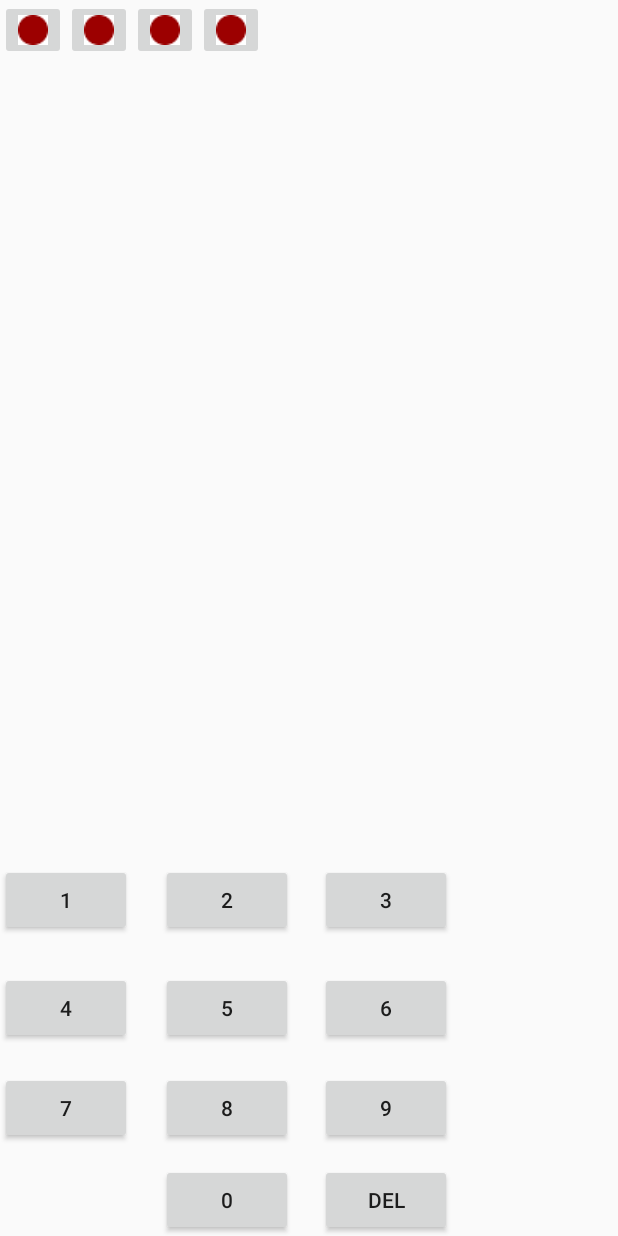
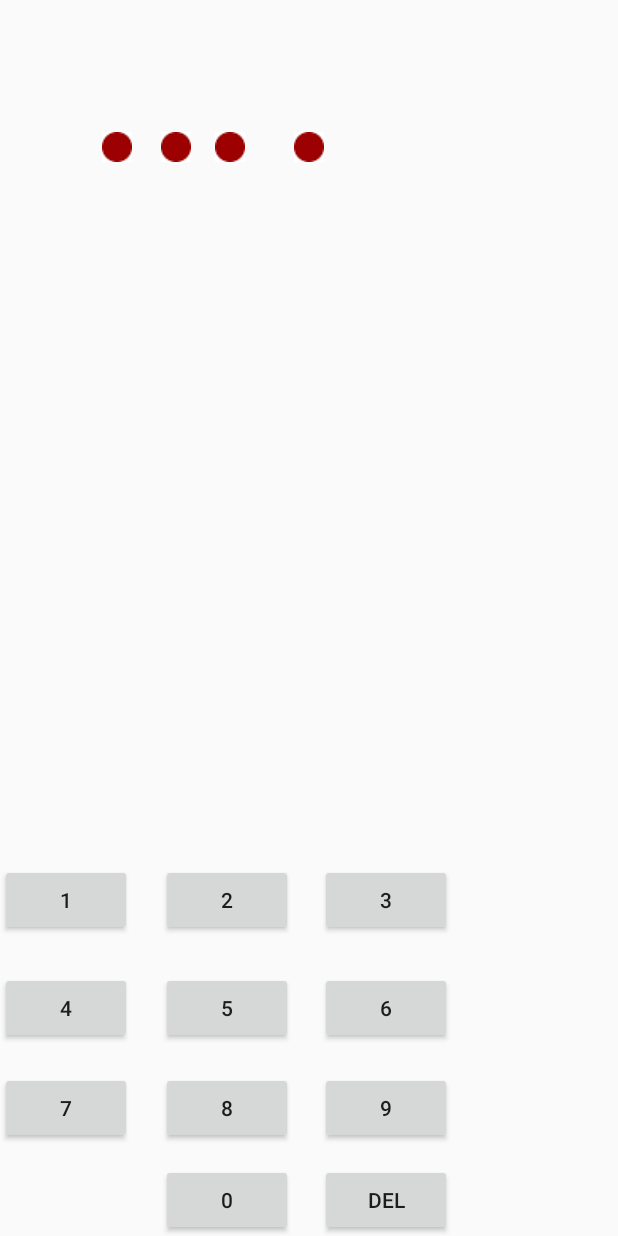
Before and after one commit to kaewkp/Project_Diary, an Android app: the Login screen opened directly, with no data from a screen before it, on a phone screen of 412 x 824 dp. Run offline under Robolectric (Android 15) with nearby library versions, the phone set to English and light mode, and no system bars.

Commit message:
- Add ImageView - Customize code for better performance

```diff
--- a/app/src/main/java/com/example/kaew_pc/diary_project/Login.java
+++ b/app/src/main/java/com/example/kaew_pc/diary_project/Login.java
@@ -1,6 +1,7 @@
 package com.example.kaew_pc.diary_project;
 
 import android.content.Intent;
+import android.media.Image;
 import android.os.Bundle;
 import android.support.v7.app.AppCompatActivity;
 import android.util.Log;
@@ -8,6 +9,8 @@ import android.view.View;
 import android.widget.Button;
 import android.widget.EditText;
 import android.widget.ImageButton;
+import android.widget.ImageView;
+import android.widget.Switch;
 import android.widget.Toast;
 
 import com.example.kaew_pc.diary_project.Database.DBHelper;
@@ -18,13 +21,11 @@ import com.example.kaew_pc.diary_project.Database.DBHelper;
 
 public class Login extends AppCompatActivity {
 
-    private Button submit;
-//    private EditText pass;
     private DBHelper db;
 
-    private ImageButton b1,b2,b3,b4;
+    private ImageView[] imageSet;
     private Button n1,n2,n3,n4,n5,n6,n7,n8,n9,n0,del;
-    private String pass = "";
+    private String inputPass = "", realPass;
     private int count = 0;
 
     @Override
@@ -34,165 +35,31 @@ public class Login extends AppCompatActivity {
 
         init();
 
-//        submit.setOnClickListener(new View.OnClickListener() {
-//            @Override
-//            public void onClick(View v) {
-//
-////                if(pass.getText().toString().equalsIgnoreCase(db.getPassword())) {
-////                    Intent intent = new Intent(Login.this, main.class);
-////                    startActivity(intent);
-////                    finish();
-////                }
-////                else{
-////                    Toast.makeText(Login.this, "Incorect Password", Toast.LENGTH_LONG).show();
-////                }
-//            }
-//        });
     }
 
     private void init() {
-        db = new DBHelper(this);
-//        submit = (Button) findViewById(R.id.submit);
-//        pass = (EditText) findViewById(R.id.password);
+        db = DBHelper.getInstance(this);
+        realPass = db.getPassword();
+        db.close();
 
-        b1 = (ImageButton) findViewById(R.id.b1);
-        b2 = (ImageButton) findViewById(R.id.b2);
-        b3 = (ImageButton) findViewById(R.id.b3);
-        b4 = (ImageButton) findViewById(R.id.b4);
+        imageSet = new ImageView[]{ (ImageView)findViewById(R.id.i1), (ImageView) findViewById(R.id.i2), (ImageView) findViewById(R.id.i3), (ImageView) findViewById(R.id.i4) };
 
-        n0 = (Button) findViewById(R.id.n0);
-        n1 = (Button) findViewById(R.id.n1);
-        n2 = (Button) findViewById(R.id.n2);
-        n3 = (Button) findViewById(R.id.n3);
-        n4 = (Button) findViewById(R.id.n4);
-        n5 = (Button) findViewById(R.id.n5);
-        n6 = (Button) findViewById(R.id.n6);
-        n7 = (Button) findViewById(R.id.n7);
-        n8 = (Button) findViewById(R.id.n8);
-        n9 = (Button) findViewById(R.id.n9);
-        del = (Button) findViewById(R.id.del);
+        findViewById(R.id.n0).setOnClickListener(click);
+        findViewById(R.id.n1).setOnClickListener(click);
+        findViewById(R.id.n2).setOnClickListener(click);
+        findViewById(R.id.n3).setOnClickListener(click);
+        findViewById(R.id.n4).setOnClickListener(click);
+        findViewById(R.id.n5).setOnClickListener(click);
+        findViewById(R.id.n6).setOnClickListener(click);
+        findViewById(R.id.n7).setOnClickListener(click);
+        findViewById(R.id.n8).setOnClickListener(click);
+        findViewById(R.id.n9).setOnClickListener(click);
 
-        changeImg();
-        buttonClick();
-    }
-
-    private void buttonClick() {
-        n0.setOnClickListener(new View.OnClickListener() {
-            @Override
-            public void onClick(View view) {
-                if(count<4) {
-                    pass = pass + "0";
-                    count++;
-                    changeImg();
-                }
-                checkPass();
-            }
-        });
-
-        n1.setOnClickListener(new View.OnClickListener() {
-            @Override
-            public void onClick(View view) {
-                if(count<4) {
-                    pass = pass + "1";
-                    count++;
-                    changeImg();
-                }checkPass();
-            }
-        });
-
-        n2.setOnClickListener(new View.OnClickListener() {
-            @Override
-            public void onClick(View view) {
-                if(count<4) {
-                    pass = pass + "2";
-                    count++;
-                    changeImg();
-                }checkPass();
-            }
-        });
-
-        n3.setOnClickListener(new View.OnClickListener() {
-            @Override
-            public void onClick(View view) {
-                if(count<4) {
-                    pass = pass + "3";
-                    count++;
-                    changeImg();
-                }checkPass();
-            }
-        });
-
-        n4.setOnClickListener(new View.OnClickListener() {
-            @Override
-            public void onClick(View view) {
-                if(count<4) {
-                    pass = pass + "4";
-                    count++;
-                    changeImg();
-                }checkPass();
-            }
-        });
-
-        n5.setOnClickListener(new View.OnClickListener() {
-            @Override
-            public void onClick(View view) {
-                if(count<4) {
-                    pass = pass + "5";
-                    count++;
-                    changeImg();
-                }checkPass();
-            }
-        });
-
-        n6.setOnClickListener(new View.OnClickListener() {
-            @Override
-            public void onClick(View view) {
-                if(count<4) {
-                    pass = pass + "6";
-                    count++;
-                    changeImg();
-                }checkPass();
-            }
-        });
-
-        n7.setOnClickListener(new View.OnClickListener() {
-            @Override
-            public void onClick(View view) {
-                if(count<4) {
-                    pass = pass + "7";
-                    count++;
-                    changeImg();
-                }checkPass();
-            }
-        });
-
-        n8.setOnClickListener(new View.OnClickListener() {
-            @Override
-            public void onClick(View view) {
-                if(count<4) {
-                    pass = pass + "8";
-                    count++;
-                    changeImg();
-                }checkPass();
-            }
-        });
-
-        n9.setOnClickListener(new View.OnClickListener() {
-            @Override
-            public void onClick(View view) {
-                if(count<4) {
-                    pass = pass + "9";
-                    count++;
-                    changeImg();
-                }checkPass();
-            }
-        });
-
-        del.setOnClickListener(new View.OnClickListener() {
+        findViewById(R.id.del).setOnClickListener(new View.OnClickListener() {
             @Override
             public void onClick(View view) {
                 if(count > 0) {
-                    pass = pass.substring(0, pass.length() - 1);
+                    inputPass = inputPass.substring(0, inputPass.length() - 1);
                     count--;
                 }
                 changeImg();
@@ -201,45 +68,57 @@ public class Login extends AppCompatActivity {
     }
 
     private void checkPass(){
-        if(count == 4){
-            if(pass.equalsIgnoreCase(db.getPassword())) {
-                Intent intent = new Intent(Login.this, main.class);
-                startActivity(intent);
-                finish();
-            }
-            else{
-                Toast.makeText(Login.this, "Incorect Password : "+ pass , Toast.LENGTH_LONG).show();
-            }
+        if(inputPass.equalsIgnoreCase(realPass)) {
+            Intent intent = new Intent(Login.this, main.class);
+            startActivity(intent);
+            finish();
+        }
+        else{
+            Toast.makeText(Login.this, "Incorect Password" , Toast.LENGTH_SHORT).show();
+            setImage( new int[]{ R.drawable.red, R.drawable.red, R.drawable.red, R.drawable.red}, 0);
+            count = 0;
+            inputPass = "";
         }
     }
 
     private void changeImg(){
-        Log.e("Count : ", String.valueOf(count));
         switch (count) {
             case 0:
-                b1.setImageResource(R.drawable.red);
-                b2.setImageResource(R.drawable.red);
-                b3.setImageResource(R.drawable.red);
-                b4.setImageResource(R.drawable.red);
+                setImage( new int[]{ R.drawable.red, R.drawable.red, R.drawable.red, R.drawable.red}, 0);
                 break;
             case 1:
-                b1.setImageResource(R.drawable.yellow);
-                b2.setImageResource(R.drawable.red);
-                b3.setImageResource(R.drawable.red);
-                b4.setImageResource(R.drawable.red);
+                setImage( new int[]{ R.drawable.yellow, R.drawable.red, R.drawable.red, R.drawable.red}, 0);
                 break;
             case 2:
-                b2.setImageResource(R.drawable.yellow);
-                b3.setImageResource(R.drawable.red);
-                b4.setImageResource(R.drawable.red);
+                setImage( new int[]{ R.drawable.yellow, R.drawable.red, R.drawable.red }, 1);
                 break;
             case 3:
-                b3.setImageResource(R.drawable.yellow);
-                b4.setImageResource(R.drawable.red);
+                setImage( new int[]{ R.drawable.yellow, R.drawable.red }, 2);
                 break;
             case 4:
-                b4.setImageResource(R.drawable.yellow);
+                setImage( new int[]{ R.drawable.yellow }, 3);
                 break;
         }
     }
+
+    private void setImage(int[] rsc, int start){
+        for ( int i = start; i < imageSet.length; i++) {
+            imageSet[i].setImageResource(rsc[i - start]);
+        }
+    }
+
+    private View.OnClickListener click = new View.OnClickListener() {
+        @Override
+        public void onClick(View v) {
+            if(count < 4) {
+                inputPass = inputPass + ((Button) v).getText().toString();
+                count++;
+                changeImg();
+            }
+
+            if(count == 4) {
+                checkPass();
+            }
+        }
+    };
 }
--- a/app/src/main/java/com/example/kaew_pc/diary_project/splash_screen.java
+++ b/app/src/main/java/com/example/kaew_pc/diary_project/splash_screen.java
@@ -7,7 +7,6 @@ import android.os.Bundle;
 
 import com.example.kaew_pc.diary_project.Database.DBHelper;
 import com.example.kaew_pc.diary_project.PasswordManagement.SettingPassword;
-import com.github.orangegangsters.lollipin.lib.PinActivity;
 
 public class splash_screen extends AppCompatActivity {
 
--- a/app/src/main/res/layout/pass.xml
+++ b/app/src/main/res/layout/pass.xml
@@ -4,36 +4,6 @@
     xmlns:tools="http://schemas.android.com/tools"
     android:orientation="vertical" android:layout_width="match_parent"
     android:layout_height="match_parent">
-
-    <ImageButton
-        android:id="@+id/b1"
-        android:layout_width="wrap_content"
-        android:layout_height="wrap_content"
-        app:srcCompat="@drawable/red" />
-
-    <ImageButton
-        android:id="@+id/b2"
-        android:layout_width="wrap_content"
-        android:layout_height="wrap_content"
-        android:layout_alignBottom="@+id/b1"
-        android:layout_toEndOf="@+id/b1"
-        app:srcCompat="@drawable/red" />
-
-    <ImageButton
-        android:id="@+id/b3"
-        android:layout_width="wrap_content"
-        android:layout_height="wrap_content"
-        android:layout_alignBottom="@+id/b2"
-        android:layout_toEndOf="@+id/b2"
-        app:srcCompat="@drawable/red" />
-
-    <ImageButton
-        android:id="@+id/b4"
-        android:layout_width="wrap_content"
-        android:layout_height="wrap_content"
-        android:layout_alignBottom="@+id/b3"
-        android:layout_toEndOf="@+id/b3"
-        app:srcCompat="@drawable/red" />
 
     <Button
         android:id="@+id/n1"
@@ -140,4 +110,40 @@
         android:layout_alignParentBottom="true"
         android:text="del"
         tools:text="del" />
+
+    <ImageView
+        android:id="@+id/i1"
+        android:layout_width="wrap_content"
+        android:layout_height="wrap_content"
+        android:layout_marginTop="88dp"
+        app:srcCompat="@drawable/red"
+        android:layout_alignParentTop="true"
+        android:layout_alignEnd="@+id/n1" />
+
+    <ImageView
+        android:id="@+id/i2"
+        android:layout_width="wrap_content"
+        android:layout_height="wrap_content"
+        app:srcCompat="@drawable/red"
+        android:layout_alignTop="@+id/i1"
+        android:layout_toEndOf="@+id/n1" />
+
+    <ImageView
+        android:id="@+id/i3"
+        android:layout_width="wrap_content"
+        android:layout_height="wrap_content"
+        android:layout_alignTop="@+id/i2"
+        android:layout_marginStart="16dp"
+        android:layout_toEndOf="@+id/i2"
+        app:srcCompat="@drawable/red" />
+
+    <ImageView
+        android:id="@+id/i4"
+        android:layout_width="wrap_content"
+        android:layout_height="wrap_content"
+        android:layout_alignTop="@+id/i3"
+        android:layout_centerHorizontal="true"
+        app:srcCompat="@drawable/red" />
+
+
 </RelativeLayout>
```
